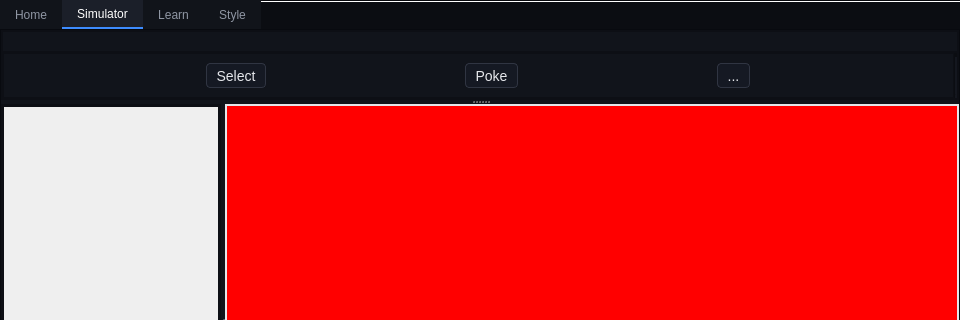
The window that src/ui/mainwindow.ui (karbysCantCode/ELCS) describes before a commit, drawn with Qt 5; both pictures show x 0 to 960 and y 0 to 320 of the 960 by 549 pixel window.
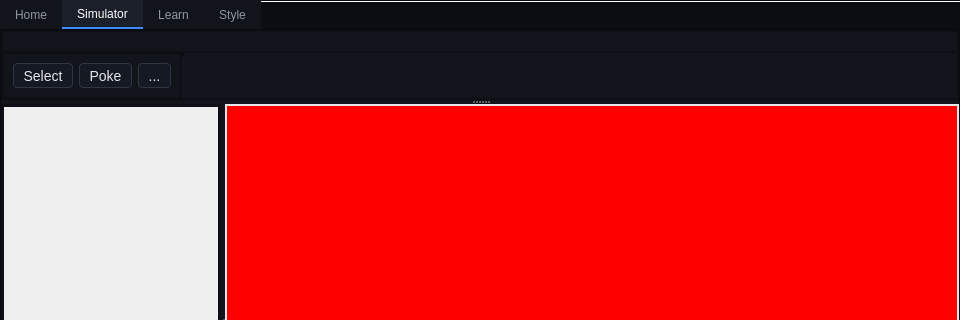
The same window after the commit. The open tabs and pages were chosen to show the change. Custom widgets are drawn as their Qt base class.

What changed in the file:
```diff
--- a/src/ui/mainwindow.ui
+++ b/src/ui/mainwindow.ui
@@ -1616,6 +1616,19 @@
                  </property>
                 </widget>
                </item>
+               <item>
+                <spacer name="horizontalSpacer">
+                 <property name="orientation">
+                  <enum>Qt::Orientation::Horizontal</enum>
+                 </property>
+                 <property name="sizeHint" stdset="0">
+                  <size>
+                   <width>40</width>
+                   <height>20</height>
+                  </size>
+                 </property>
+                </spacer>
+               </item>
               </layout>
              </widget>
             </item>
```
Left out of the diff: 2 changed lines with no effect on the pictures.
